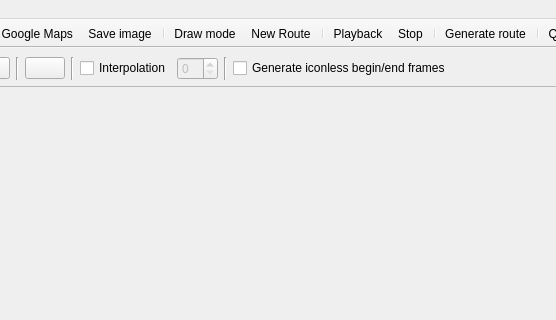
The window that src/routegen.ui (michjans/routegen) describes before a commit, drawn with Qt 5; both pictures show x 164 to 720 and y 0 to 320 of the 1004 by 600 pixel window.
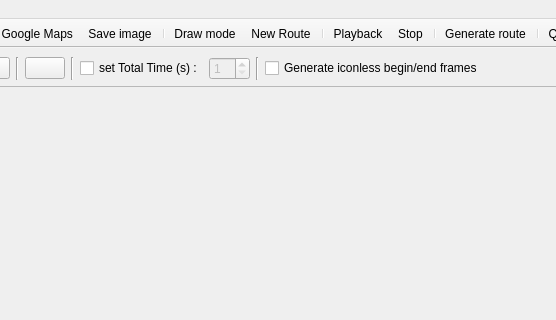
The same window after the commit. Icons and pictures are not drawn.

Commit message: ui changes : set total time instead of interpolation (might be easier to understand for users),min of time 1sec, min of path size: 1

Patch:
```diff
--- a/src/routegen.ui
+++ b/src/routegen.ui
@@ -95,7 +95,7 @@
          <string>Turns on/off automatic route interpolation</string>
         </property>
         <property name="text">
-         <string>Interpolation</string>
+         <string>set Total Time (s) :</string>
         </property>
        </widget>
       </item>
@@ -107,6 +107,9 @@
         <property name="toolTip">
          <string>Length of generated route in seconds</string>
         </property>
+        <property name="minimum">
+         <number>1</number>
+        </property>
        </widget>
       </item>
       <item>
```
Left out of the diff: 3 changed lines with no effect on the pictures.
